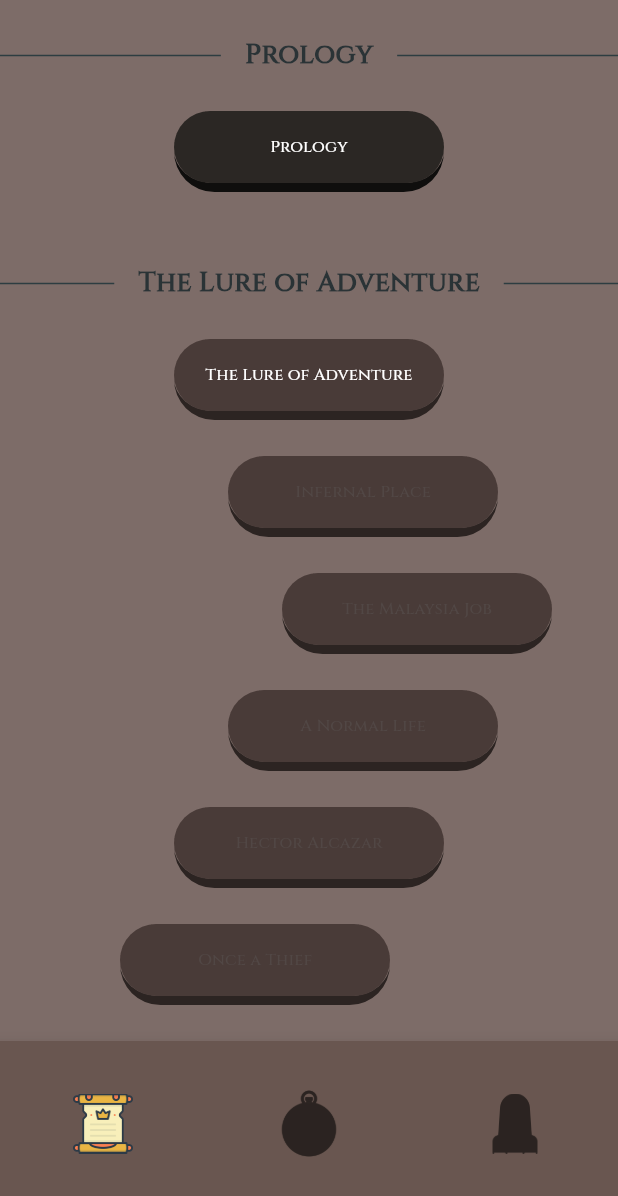
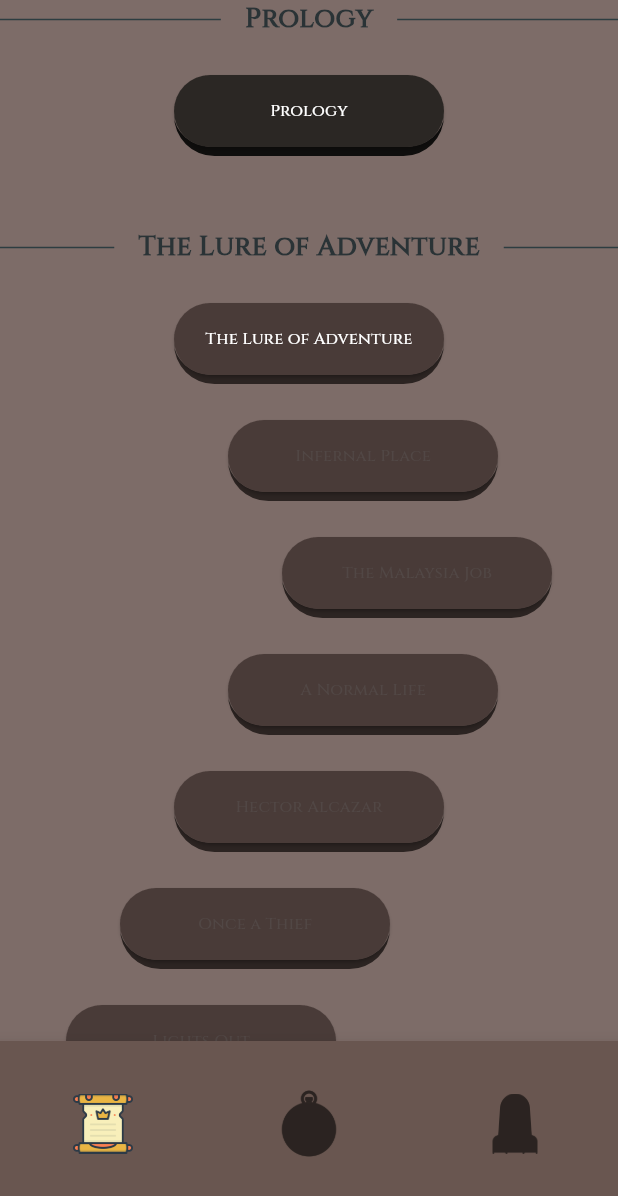
Before and after one commit to kodzimk/GameApp, a Flutter app: the PlotPage screen opened by its route, on a phone screen of 412 x 824 dp. Shown: the top 1196 px of the screen. Run offline on Flutter 3.47's test engine with Material 3 defaults, Android fonts, the phone set to English and light mode, and no system bars; our stand-ins replace dash_chat_2, device_preview, flutter_gemini.

Commit message:
another refactoring

```diff
--- a/lib/features/character_page/widgets/chat_widget.dart
+++ b/lib/features/character_page/widgets/chat_widget.dart
@@ -76,7 +76,7 @@
                 ),
           ]),
 
-         // Text abotu smth
+         // Text about smth
            SizedBox(
            child: Container(
               margin: EdgeInsets.only(
--- a/lib/features/chat_page/view/chat_page.dart
+++ b/lib/features/chat_page/view/chat_page.dart
@@ -56,7 +56,7 @@
             .then((value) {
                ChatMessage? lastmessage = m.firstOrNull;
                if(lastmessage != null && lastmessage.user == geminiUser){
-                  lastmessage.text += value as String ;
+                  lastmessage.text += value as String;
                   setState(() {
                    m = [lastmessage,...m];
                 });
--- a/lib/features/entry_page/widgets/page_widget.dart
+++ b/lib/features/entry_page/widgets/page_widget.dart
@@ -33,7 +33,7 @@
       children: <Widget>[
          Container(
           decoration:  BoxDecoration(
-            image: DecorationImage(image: AssetImage("assets/images/Background5.png"),scale: 1.2, fit: BoxFit.cover,),
+            image: DecorationImage(image: AssetImage("assets/images/Background5.png"),scale: 1.2, fit: BoxFit.cover),
           ),
         ),
 
--- a/lib/features/plot_Page/view/plot_page.dart
+++ b/lib/features/plot_Page/view/plot_page.dart
@@ -207,30 +207,23 @@
       textForQuest: text5,
     ),
   ];
-  final scrollCtrl = ScrollController();
 
   @override
   Widget build(BuildContext context) {
     return Scaffold(
       backgroundColor: Color.fromARGB(255,125,108,104),
       bottomNavigationBar: BottomApp(),
-        body: Stack(
-        children: [
+        body:
           ListView.separated(
-            controller: scrollCtrl,
-            itemBuilder: (context, i) => i == 0
-                ? SizedBox(
-                    height: 0.0,
-                  )
-                : Section(
-                    data: data[i - 1],
+            controller: ScrollController(),
+            itemBuilder: (context, i) => Section(
+                    data: data[i],
                   ),
             separatorBuilder: (context, i) => const SizedBox(
               height: 24.0,
             ),
-            itemCount: data.length + 1,
-          ),],
-      ),
+            itemCount: data.length,
+          ),
     );
 
   }
--- a/lib/features/plot_Page/widgets/section.dart
+++ b/lib/features/plot_Page/widgets/section.dart
@@ -77,8 +77,7 @@
         ),
         ...List.generate(
           widget.data.count,
-          (i) => i < widget.data.count
-              ? Container(
+          (i) => Container(
                   margin: EdgeInsets.only(
                     bottom: 24.0,
                     left: getLeft(i),
@@ -112,15 +111,12 @@
                       style: ElevatedButton.styleFrom(
                       backgroundColor: widget.data.color,
                       fixedSize: const Size(180, 48),
-                      elevation: 0,
                       padding: EdgeInsets.zero,
                       tapTargetSize: MaterialTapTargetSize.shrinkWrap,
-                      minimumSize: Size.zero,
                     ),
                     child: visibleButton(i),
                   ),
                 )
-              : Container(),
         )
       ],
     );
```
